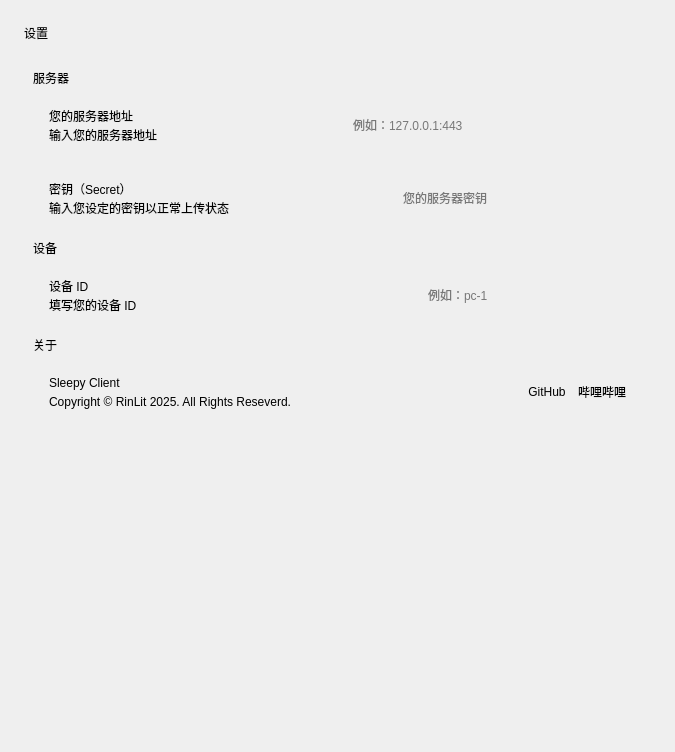
First picture: the form in assets/ui/settings.ui, repository xuanxuan1231/sleepy-client4mac, before the edit.
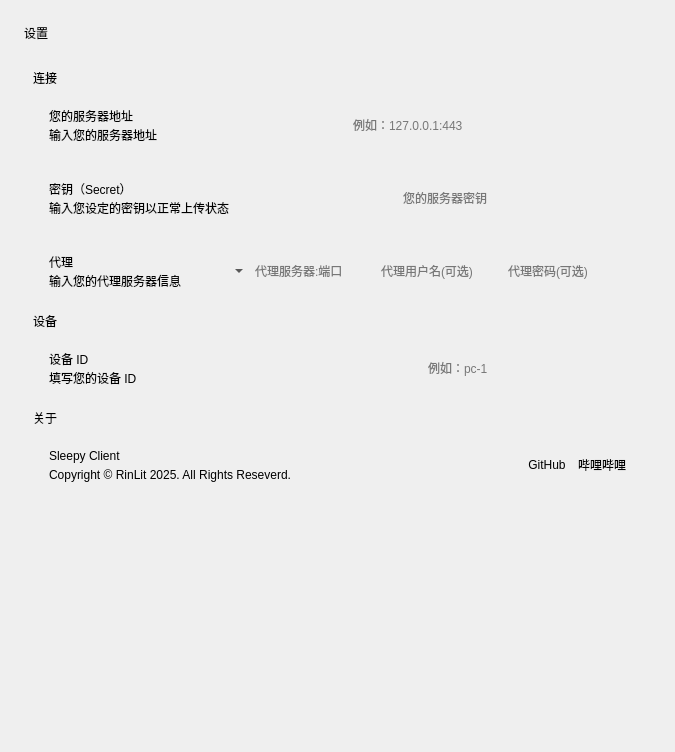
Second picture: the form after the edit. Custom widgets are drawn as their Qt base class.

Diff of the .ui file:
```diff
--- a/assets/ui/settings.ui
+++ b/assets/ui/settings.ui
@@ -50,7 +50,7 @@
         <x>0</x>
         <y>0</y>
         <width>627</width>
-        <height>671</height>
+        <height>694</height>
        </rect>
       </property>
       <layout class="QVBoxLayout" name="verticalLayout_21">
@@ -62,7 +62,7 @@
          <item>
           <widget class="SubtitleLabel" name="SubtitleLabel_3">
            <property name="text">
-            <string>服务器</string>
+            <string>连接</string>
            </property>
           </widget>
          </item>
@@ -222,6 +222,116 @@
            </layout>
           </widget>
          </item>
+         <item>
+          <widget class="CardWidget" name="CardWidget_7">
+           <property name="minimumSize">
+            <size>
+             <width>0</width>
+             <height>70</height>
+            </size>
+           </property>
+           <layout class="QHBoxLayout" name="horizontalLayout_7">
+            <property name="leftMargin">
+             <number>16</number>
+            </property>
+            <property name="topMargin">
+             <number>16</number>
+            </property>
+            <property name="rightMargin">
+             <number>16</number>
+            </property>
+            <property name="bottomMargin">
+             <number>16</number>
+            </property>
+            <item>
+             <layout class="QVBoxLayout" name="verticalLayout_11">
+              <property name="spacing">
+               <number>0</number>
+              </property>
+              <item>
+               <widget class="StrongBodyLabel" name="StrongBodyLabel_7">
+                <property name="text">
+                 <string>代理</string>
+                </property>
+               </widget>
+              </item>
+              <item>
+               <widget class="CaptionLabel" name="CaptionLabel_6">
+                <property name="text">
+                 <string>输入您的代理服务器信息</string>
+                </property>
+                <property name="wordWrap">
+                 <bool>false</bool>
+                </property>
+                <property name="lightColor" stdset="0">
+                 <color alpha="150">
+                  <red>0</red>
+                  <green>0</green>
+                  <blue>0</blue>
+                 </color>
+                </property>
+                <property name="darkColor" stdset="0">
+                 <color alpha="200">
+                  <red>255</red>
+                  <green>255</green>
+                  <blue>255</blue>
+                 </color>
+                </property>
+               </widget>
+              </item>
+             </layout>
+            </item>
+            <item>
+             <widget class="ComboBox" name="protocol"/>
+            </item>
+            <item>
+             <widget class="LineEdit" name="proxy_server">
+              <property name="maximumSize">
+               <size>
+                <width>275</width>
+                <height>33</height>
+               </size>
+              </property>
+              <property name="placeholderText">
+               <string>代理服务器:端口</string>
+              </property>
+             </widget>
+            </item>
+            <item>
+             <widget class="LineEdit" name="user">
+              <property name="sizePolicy">
+               <sizepolicy hsizetype="Expanding" vsizetype="Fixed">
+                <horstretch>0</horstretch>
+                <verstretch>0</verstretch>
+               </sizepolicy>
+              </property>
+              <property name="maximumSize">
+               <size>
+                <width>275</width>
+                <height>33</height>
+               </size>
+              </property>
+              <property name="placeholderText">
+               <string>代理用户名(可选)</string>
+              </property>
+             </widget>
+            </item>
+            <item>
+             <widget class="PasswordLineEdit" name="pass">
+              <property name="maximumSize">
+               <size>
+                <width>275</width>
+                <height>33</height>
+               </size>
+              </property>
+              <property name="placeholderText">
+               <string>代理密码(可选)</string>
+              </property>
+             </widget>
+            </item>
+           </layout>
+          </widget>
+         </item>
         </layout>
        </item>
        <item>
@@ -504,6 +614,11 @@
    <extends>LineEdit</extends>
    <header>qfluentwidgets</header>
   </customwidget>
+  <customwidget>
+   <class>ComboBox</class>
+   <extends>QComboBox</extends>
+   <header>qfluentwidgets</header>
+  </customwidget>
  </customwidgets>
  <resources/>
  <connections/>
```
